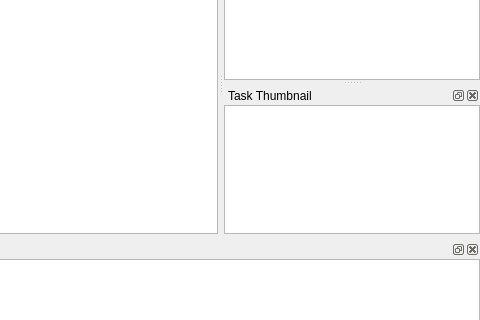
ambiesoft/SceneExplorer, file src/mainwindow.ui: the form before one commit; both pictures show x 529 to 1009 and y 117 to 437 of the 1009 by 590 pixel window.
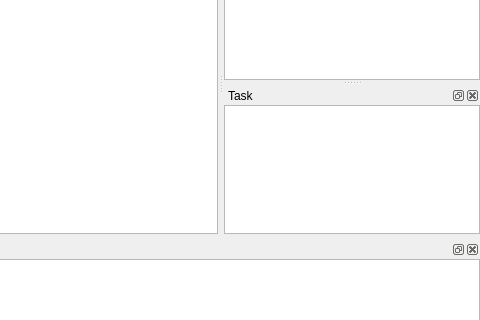
The form after the commit. Icons and pictures are not drawn. Custom widgets are drawn as their Qt base class.

What changed in the file:
```diff
--- a/src/mainwindow.ui
+++ b/src/mainwindow.ui
@@ -326,7 +326,7 @@
     </font>
    </property>
    <property name="windowTitle">
-    <string>Task Thumbnail</string>
+    <string>Task</string>
    </property>
    <attribute name="dockWidgetArea">
     <number>2</number>
```
Left out of the diff: 4 changed lines with no effect on the pictures.
